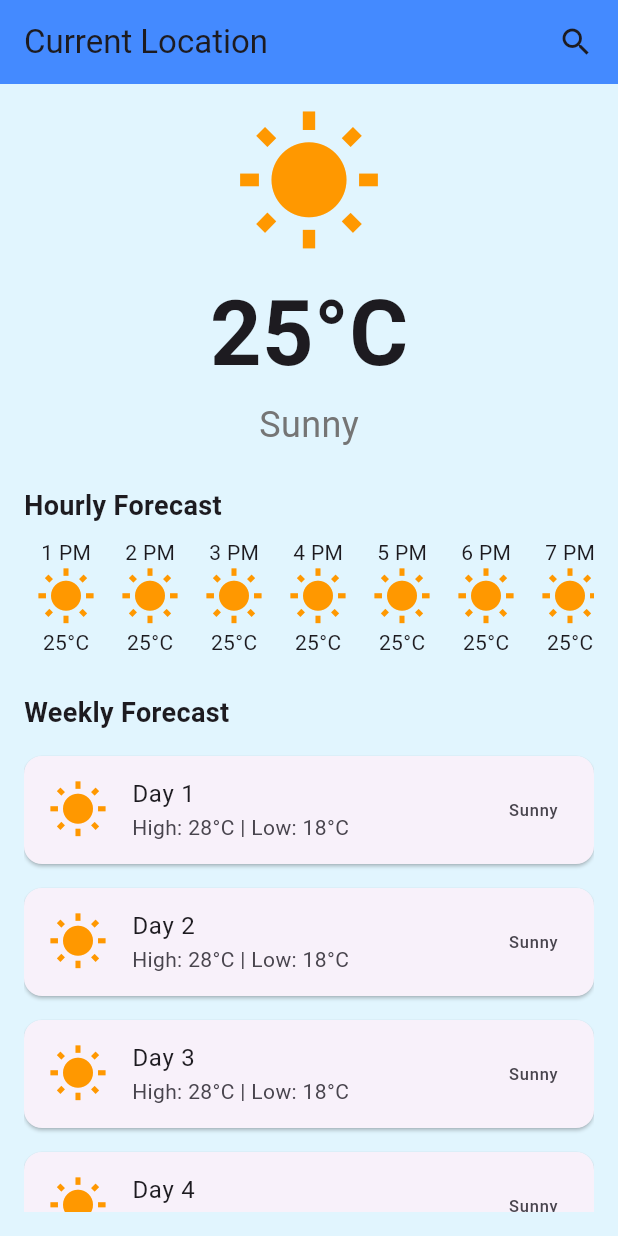
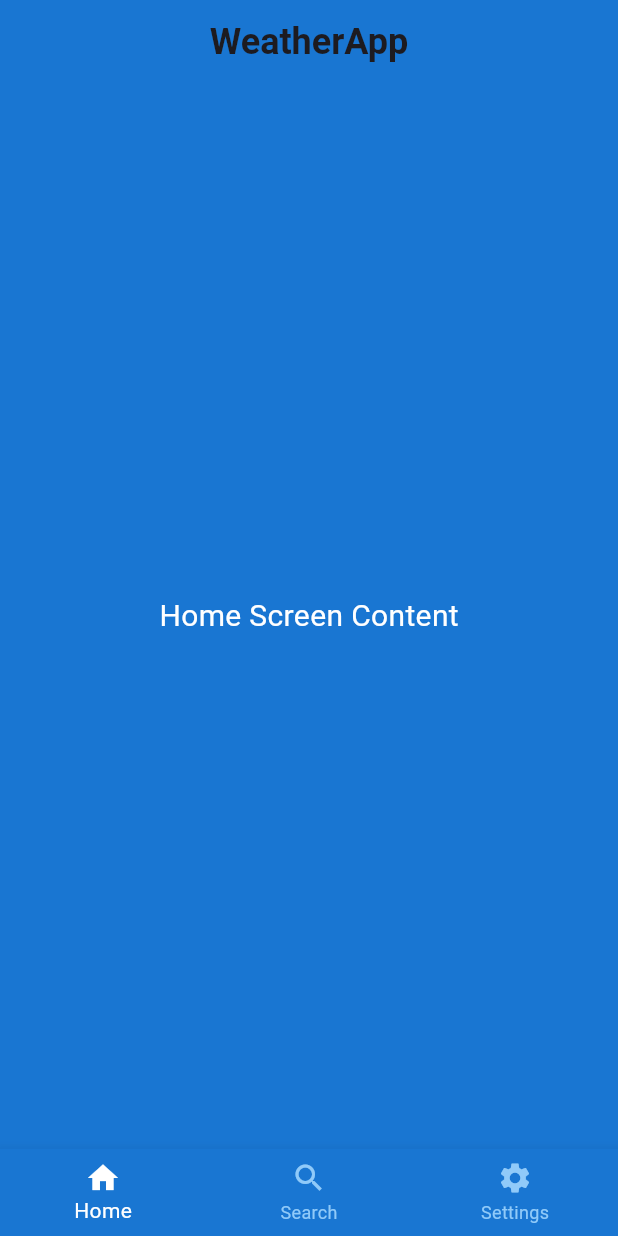
Before and after one commit to ajayrana78767/Weather-App, a Flutter app: the screen it shows after launch, on a phone screen of 412 x 824 dp. Run offline on Flutter 3.47's test engine with Material 3 defaults, Android fonts, the phone set to English and light mode, and no system bars.

Commit message:
Add Screens

```diff
--- a/lib/main.dart
+++ b/lib/main.dart
@@ -1,24 +1,17 @@
 import 'package:flutter/material.dart';
-import 'package:weather_app/screens/wheather_home_screen.dart';
+import 'package:weather_app/screens/splash_screen.dart';
 
 void main() {
-  runApp(const MyApp());
+  runApp(MyApp());
 }
 
 class MyApp extends StatelessWidget {
-  const MyApp({super.key});
-
-  // This widget is the root of your application.
   @override
   Widget build(BuildContext context) {
     return MaterialApp(
-      title: 'Flutter Demo',
-      theme: ThemeData(
-
-        colorScheme: ColorScheme.fromSeed(seedColor: Colors.deepPurple),
-        useMaterial3: true,
-      ),
-      home: const WeatherHomeScreen(),
+      debugShowCheckedModeBanner: false,
+      title: 'Weather App',
+      home: SplashScreen(),
     );
   }
 }
--- /dev/null
+++ b/lib/screens/home_screen.dart
@@ -0,0 +1,139 @@
+// import 'package:flutter/material.dart';
+
+// class HomeScreen extends StatelessWidget {
+//   @override
+//   Widget build(BuildContext context) {
+//     return Scaffold(
+//       appBar: AppBar(
+//         title: Text("WeatherApp"),
+//         backgroundColor: Colors.transparent,
+//         elevation: 0,
+//       ),
+//       body: Container(
+//         decoration: BoxDecoration(
+//           gradient: LinearGradient(
+//             colors: [Colors.blue.shade900, Colors.blue.shade300],
+//             begin: Alignment.topLeft,
+//             end: Alignment.bottomRight,
+//           ),
+//         ),
+//         child: Column(
+//           children: [
+//             Padding(
+//               padding: const EdgeInsets.all(16.0),
+//               child: Container(
+//                 padding: EdgeInsets.all(16),
+//                 decoration: BoxDecoration(
+//                   color: Colors.white.withOpacity(0.8),
+//                   borderRadius: BorderRadius.circular(20),
+//                 ),
+//                 child: Column(
+//                   children: [
+//                     Text("Current Weather", style: TextStyle(fontSize: 22)),
+//                     Text("Sunny, 25°C", style: TextStyle(fontSize: 32)),
+//                   ],
+//                 ),
+//               ),
+//             ),
+//             SizedBox(height: 16),
+//             Expanded(
+//               child: ListView.builder(
+//                 scrollDirection: Axis.horizontal,
+//                 itemCount: 7,
+//                 itemBuilder: (context, index) {
+//                   return Container(
+//                     width: 100,
+//                     margin: EdgeInsets.symmetric(horizontal: 8),
+//                     decoration: BoxDecoration(
+//                       color: Colors.white.withOpacity(0.9),
+//                       borderRadius: BorderRadius.circular(15),
+//                     ),
+//                     child: Center(
+//                       child: Text("Day ${index + 1}"),
+//                     ),
+//                   );
+//                 },
+//               ),
+//             ),
+//           ],
+//         ),
+//       ),
+//     );
+//   }
+// }
+import 'package:flutter/material.dart';
+import 'package:weather_app/screens/setting_screen.dart';
+import 'search_screen.dart';
+
+class HomeScreen extends StatelessWidget {
+  const HomeScreen({super.key});
+
+  Route createRoute(Widget screen) {
+    return PageRouteBuilder(
+      pageBuilder: (context, animation, secondaryAnimation) => screen,
+      transitionsBuilder: (context, animation, secondaryAnimation, child) {
+        const begin = Offset(0, 1); // Start from the bottom
+        const end = Offset.zero;
+        const curve = Curves.easeInOut;
+
+        var tween =
+            Tween(begin: begin, end: end).chain(CurveTween(curve: curve));
+        var offsetAnimation = animation.drive(tween);
+
+        return SlideTransition(
+          position: offsetAnimation,
+          child: child,
+        );
+      },
+    );
+  }
+
+  @override
+  Widget build(BuildContext context) {
+    return Scaffold(
+      backgroundColor: Colors.blue.shade700,
+      appBar: AppBar(
+        backgroundColor: Colors.transparent,
+        elevation: 0,
+        title: const Text(
+          "WeatherApp",
+          style: TextStyle(fontSize: 24, fontWeight: FontWeight.bold),
+        ),
+        centerTitle: true,
+      ),
+      body: const Center(
+        child: Text(
+          "Home Screen Content",
+          style: TextStyle(fontSize: 20, color: Colors.white),
+        ),
+      ),
+      bottomNavigationBar: BottomNavigationBar(
+        backgroundColor: Colors.blue.shade700,
+        selectedItemColor: Colors.white,
+        unselectedItemColor: Colors.blue.shade200,
+        onTap: (index) {
+          if (index == 1) {
+            Navigator.of(context).push(createRoute(const SearchScreen()));
+          } else if (index == 2) {
+            Navigator.of(context).push(createRoute(const SettingsScreen()));
+          }
+        },
+        items: const [
+          BottomNavigationBarItem(
+            icon: Icon(Icons.home),
+            label: "Home",
+          ),
+          BottomNavigationBarItem(
+            icon: Icon(Icons.search),
+            label: "Search",
+          ),
+          BottomNavigationBarItem(
+            icon: Icon(Icons.settings),
+            label: "Settings",
+          ),
+        ],
+      ),
+    );
+  }
+
+}
--- a/lib/screens/wheather_home_screen.dart
+++ /dev/null
@@ -1,90 +0,0 @@
-import 'package:flutter/material.dart';
-
-class WeatherHomeScreen extends StatelessWidget {
-  const WeatherHomeScreen({super.key});
-
-  @override
-  Widget build(BuildContext context) {
-    return Scaffold(
-      backgroundColor: Colors.lightBlue[50],
-      appBar: AppBar(
-        backgroundColor: Colors.blueAccent,
-        title: const Row(
-          mainAxisAlignment: MainAxisAlignment.spaceBetween,
-          children: [
-            Text("Current Location"),
-            Icon(Icons.search),
-          ],
-        ),
-      ),
-      body: Padding(
-        padding: const EdgeInsets.all(16.0),
-        child: Column(
-          crossAxisAlignment: CrossAxisAlignment.start,
-          children: [
-            // Current Weather Section
-            Center(
-              child: Column(
-                children: [
-                  const Icon(Icons.wb_sunny, size: 100, color: Colors.orange),
-                  const SizedBox(height: 8),
-                  const Text("25°C",
-                      style:
-                          TextStyle(fontSize: 60, fontWeight: FontWeight.bold)),
-                  Text("Sunny",
-                      style: TextStyle(fontSize: 24, color: Colors.grey[600])),
-                ],
-              ),
-            ),
-            const SizedBox(height: 24),
-
-            // Hourly Forecast
-            const Text("Hourly Forecast",
-                style: TextStyle(fontSize: 18, fontWeight: FontWeight.bold)),
-            const SizedBox(height: 8),
-            SingleChildScrollView(
-              scrollDirection: Axis.horizontal,
-              child: Row(
-                children: List.generate(10, (index) {
-                  return Padding(
-                    padding: const EdgeInsets.symmetric(horizontal: 8.0),
-                    child: Column(
-                      children: [
-                        Text("${index + 1} PM"),
-                        const Icon(Icons.wb_sunny, size: 40, color: Colors.orange),
-                        const Text("25°C"),
-                      ],
-                    ),
-                  );
-                }),
-              ),
-            ),
-            const SizedBox(height: 24),
-
-            // Weekly Forecast
-            const Text("Weekly Forecast",
-                style: TextStyle(fontSize: 18, fontWeight: FontWeight.bold)),
-            const SizedBox(height: 8),
-            Expanded(
-              child: ListView.builder(
-                itemCount: 7,
-                itemBuilder: (context, index) {
-                  return Card(
-                    margin: const EdgeInsets.symmetric(vertical: 8),
-                    child: ListTile(
-                      leading:
-                          const Icon(Icons.wb_sunny, color: Colors.orange, size: 40),
-                      title: Text("Day ${index + 1}"),
-                      subtitle: const Text("High: 28°C | Low: 18°C"),
-                      trailing: const Text("Sunny"),
-                    ),
-                  );
-                },
-              ),
-            ),
-          ],
-        ),
-      ),
-    );
-  }
-}
```
Also changed, not shown: lib/screens/details_screen.dart (added, +49 -0 lines), lib/screens/search_screen.dart (added, +44 -0 lines), lib/screens/setting_screen.dart (added, +46 -0 lines), lib/screens/splash_screen.dart (added, +115 -0 lines).
